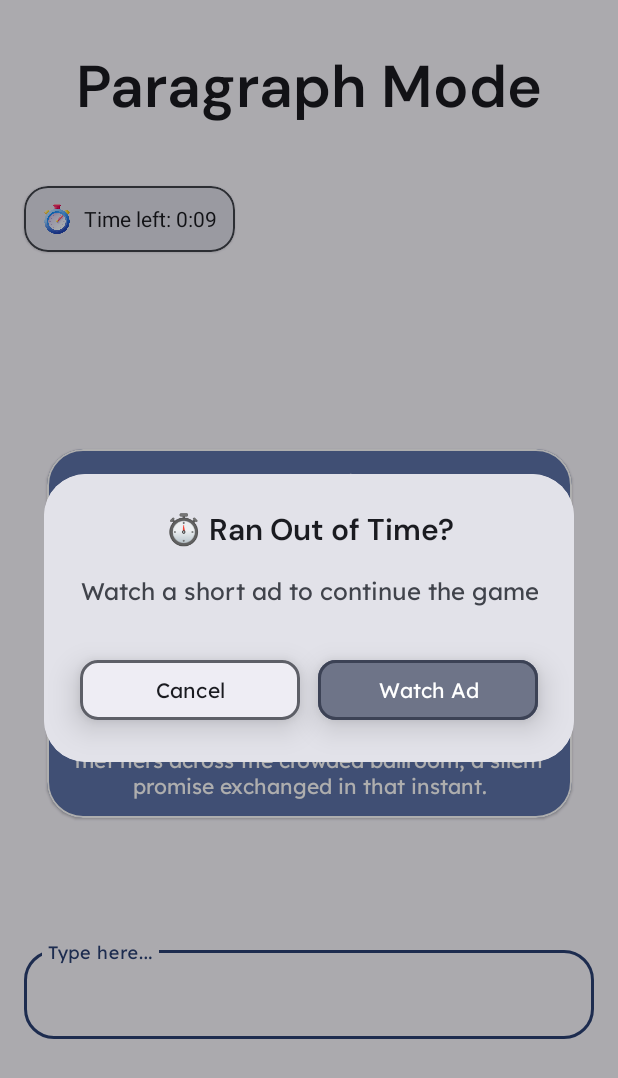
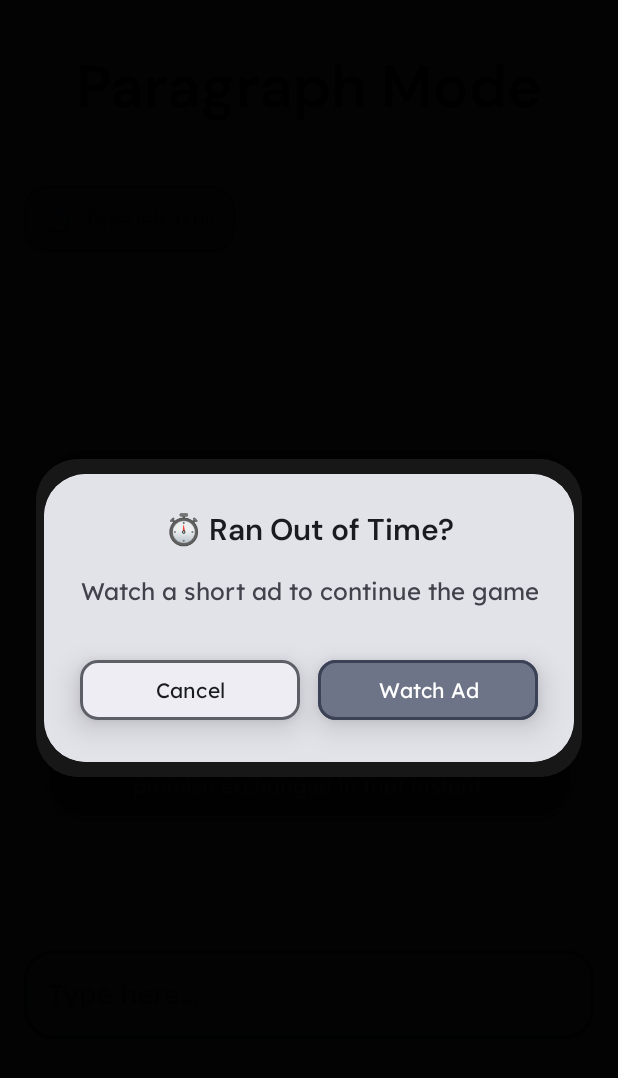
Before and after one commit to samarthshukla20/pro-typer-1.9.2, an Android app: the ParagraphActivity screen opened directly, with no data from a screen before it, after a tap on "Cancel", on a phone screen of 412 x 824 dp. Shown: the top 1078 px of the screen. Run offline under Robolectric (Android 15) with nearby library versions, the phone set to English and light mode, and no system bars; our stand-ins replace AdMob; libraries missing offline, so code that uses them is left out: net.yslibrary.android; pictures from the network do not load; 5 statements that could not run were skipped.

Commit message:
background tint behind rewarded dialog box and bug fixes

```diff
--- a/app/src/main/java/com/samarthshukla/protyper/EasyModeActivity.java
+++ b/app/src/main/java/com/samarthshukla/protyper/EasyModeActivity.java
@@ -265,10 +265,14 @@ public class EasyModeActivity extends AppCompatActivity {
         scoreInsideCard.setText("Score: " + score);
         MaterialButton retryButton = gameOverView.findViewById(R.id.retryButton);
         MaterialButton menuButton = gameOverView.findViewById(R.id.menuButton);
+
         retryButton.setOnClickListener(v -> {
             removeGameOverView(gameOverView);
+            isGameOver = false;  // 🔧 FIX: reset game over state!
+            hasShownRewardDialog = false; // Optional: allow ad again on second game
             startNewGame();
         });
+
         menuButton.setOnClickListener(v -> openMenu());
         ViewGroup rootView = findViewById(android.R.id.content);
         rootView.addView(gameOverView, new ViewGroup.LayoutParams(
@@ -338,7 +342,7 @@ public class EasyModeActivity extends AppCompatActivity {
         pauseStartTime = System.currentTimeMillis();
 
         final Handler handler = new Handler();
-        final int[] secondsLeft = {5};
+        final int[] secondsLeft = {500000000};
 
         builder.setTitle("Continue Game? (" + secondsLeft[0] + "s)");
 
@@ -375,6 +379,7 @@ public class EasyModeActivity extends AppCompatActivity {
             showAdThenGameOver();
         });
 
+        dialog.getWindow().setDimAmount(0.9f); // 0 = no dim, 1 = full black
         dialog.show();
 
     }
--- a/app/src/main/java/com/samarthshukla/protyper/MediumModeActivity.java
+++ b/app/src/main/java/com/samarthshukla/protyper/MediumModeActivity.java
@@ -264,10 +264,14 @@ public class MediumModeActivity extends AppCompatActivity {
         scoreInsideCard.setText("Score: " + score);
         MaterialButton retryButton = gameOverView.findViewById(R.id.retryButton);
         MaterialButton menuButton = gameOverView.findViewById(R.id.menuButton);
+
         retryButton.setOnClickListener(v -> {
             removeGameOverView(gameOverView);
+            isGameOver = false;  // 🔧 FIX: reset game over state!
+            hasShownRewardDialog = false; // Optional: allow ad again on second game
             startNewGame();
         });
+
         menuButton.setOnClickListener(v -> openMenu());
         ViewGroup rootView = findViewById(android.R.id.content);
         rootView.addView(gameOverView, new ViewGroup.LayoutParams(
@@ -337,7 +341,7 @@ public class MediumModeActivity extends AppCompatActivity {
         pauseStartTime = System.currentTimeMillis();
 
         final Handler handler = new Handler();
-        final int[] secondsLeft = {5};
+        final int[] secondsLeft = {500000000};
 
         builder.setTitle("Continue Game? (" + secondsLeft[0] + "s)");
 
@@ -374,6 +378,7 @@ public class MediumModeActivity extends AppCompatActivity {
             showAdThenGameOver();
         });
 
+        dialog.getWindow().setDimAmount(0.9f); // 0 = no dim, 1 = full black
         dialog.show();
     }
 
--- a/app/src/main/java/com/samarthshukla/protyper/ParagraphActivity.java
+++ b/app/src/main/java/com/samarthshukla/protyper/ParagraphActivity.java
@@ -60,7 +60,7 @@ public class ParagraphActivity extends AppCompatActivity {
     private Random random = new Random();
     private int accuracy = 0;
     private CountDownTimer timer;
-    private static final int TIME_LIMIT = 12000; // 120 seconds per game
+    private static final int TIME_LIMIT = 2000; // 120 seconds per game
     private List<String> usedWords;
     private InterstitialAd interstitialAd;
     private long gameStartTime; // timestamp when game starts
@@ -464,10 +464,11 @@ public class ParagraphActivity extends AppCompatActivity {
         // ⏱️ Start tracking pause time
         pauseStartTime = System.currentTimeMillis();
 
+        dialog.getWindow().setDimAmount(0.9f); // 0 = no dim, 1 = full black
         dialog.show();  // ✅ Show before countdown begins so title updates work
 
         // Countdown timer logic
-        final int[] secondsLeft = {5};
+        final int[] secondsLeft = {500000000};
         dialog.setTitle("Add +15 sec? (" + secondsLeft[0] + "s)");
 
         final Handler handler = new Handler();
--- a/app/src/main/res/layout/dialog_rewarded_ad.xml
+++ b/app/src/main/res/layout/dialog_rewarded_ad.xml
@@ -3,43 +3,43 @@
     xmlns:app="http://schemas.android.com/apk/res-auto"
     android:layout_width="wrap_content"
     android:layout_height="wrap_content"
+    android:background="?attr/colorSurfaceContainerHighest"
+    android:clipChildren="false"
+    android:clipToPadding="false"
+    android:gravity="center"
     android:orientation="vertical"
     android:padding="24dp"
-    android:background="?attr/colorSurfaceContainerHighest"
-    android:clipToPadding="false"
-    android:clipChildren="false"
-    android:gravity="center"
     android:theme="@style/ThemeOverlay.Material3.MaterialAlertDialog">
 
     <TextView
         android:id="@+id/title"
         android:layout_width="match_parent"
         android:layout_height="wrap_content"
-        android:text="⏱️ Ran Out of Time?"
-        android:textSize="20sp"
-        android:textColor="?attr/colorOnSurface"
         android:fontFamily="@font/font"
         android:gravity="center"
+        android:lineSpacingExtra="2dp"
         android:paddingBottom="16dp"
-        android:lineSpacingExtra="2dp" />
+        android:text="⏱️ Ran Out of Time?"
+        android:textColor="?attr/colorOnSurface"
+        android:textSize="20sp" />
 
     <TextView
         android:id="@+id/rewardMessage"
         android:layout_width="match_parent"
         android:layout_height="wrap_content"
+        android:fontFamily="@font/difficulty"
+        android:gravity="center"
+        android:paddingBottom="24dp"
         android:text="Watch a short ad to get +15 seconds of time?"
-        android:textSize="16sp"
-        android:fontFamily="@font/difficulty"
         android:textColor="?attr/colorOnSurfaceVariant"
-        android:paddingBottom="24dp"
-        android:gravity="center" />
+        android:textSize="16sp" />
 
     <LinearLayout
         android:layout_width="match_parent"
         android:layout_height="wrap_content"
+        android:layout_marginTop="8dp"
+        android:gravity="center"
         android:orientation="horizontal"
-        android:gravity="center"
-        android:layout_marginTop="8dp"
         android:weightSum="2">
 
         <com.google.android.material.button.MaterialButton
@@ -48,17 +48,17 @@
             android:layout_width="0dp"
             android:layout_height="wrap_content"
             android:layout_weight="1"
+            android:backgroundTint="?attr/colorSurfaceContainer"
+            android:clickable="true"
+            android:elevation="6dp"
+            android:focusable="true"
+            android:fontFamily="@font/difficulty"
+            android:stateListAnimator="@animator/button_press_animator"
             android:text="Cancel"
-            android:backgroundTint="?attr/colorSurfaceContainer"
+            android:textColor="?attr/colorOnSurface"
+            app:cornerRadius="12dp"
             app:strokeColor="?attr/colorOutline"
-            app:strokeWidth="2dp"
-            app:cornerRadius="12dp"
-            android:elevation="6dp"
-            android:stateListAnimator="@animator/button_press_animator"
-            android:textColor="?attr/colorOnSurface"
-            android:fontFamily="@font/difficulty"
-            android:clickable="true"
-            android:focusable="true" />
+            app:strokeWidth="2dp" />
 
         <Space
             android:layout_width="12dp"
@@ -70,16 +70,16 @@
             android:layout_width="0dp"
             android:layout_height="wrap_content"
             android:layout_weight="1"
+            android:backgroundTint="?attr/colorSecondaryContainer"
+            android:clickable="true"
+            android:elevation="6dp"
+            android:focusable="true"
+            android:fontFamily="@font/difficulty"
+            android:stateListAnimator="@animator/button_press_animator"
             android:text="Watch Ad"
-            android:backgroundTint="?attr/colorSecondaryContainer"
+            android:textColor="?attr/colorOnSecondaryContainer"
+            app:cornerRadius="12dp"
             app:strokeColor="?attr/colorSecondary"
-            app:strokeWidth="2dp"
-            app:cornerRadius="12dp"
-            android:elevation="6dp"
-            android:stateListAnimator="@animator/button_press_animator"
-            android:textColor="?attr/colorOnSecondaryContainer"
-            android:fontFamily="@font/difficulty"
-            android:clickable="true"
-            android:focusable="true" />
+            app:strokeWidth="2dp" />
     </LinearLayout>
 </LinearLayout>
```
Also changed, not shown: app/src/main/java/com/samarthshukla/protyper/HardModeActivity.java (+7 -1 lines), app/src/main/res/values/strings.xml (+4 -4 lines).
